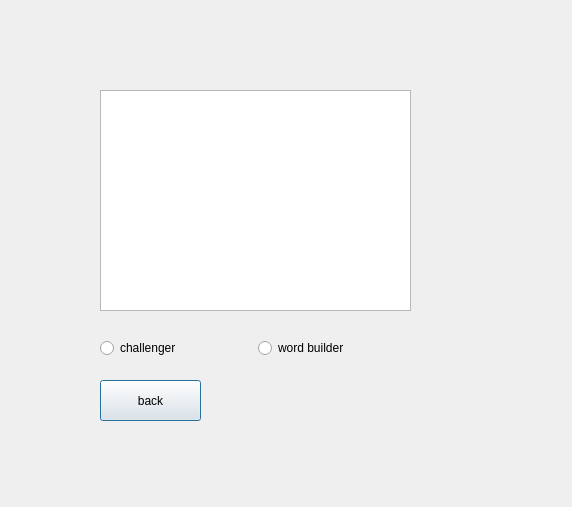
Nihileon/word-elimination, file client/src/ui/leaderboarddialog_ui.ui: the form before one commit.
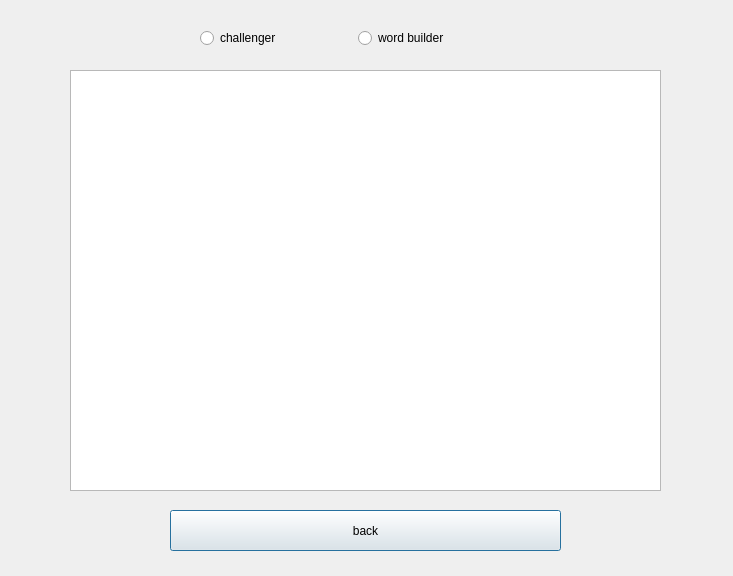
The form after the commit. Custom widgets are drawn as their Qt base class.

What changed in the file:
```diff
--- a/client/src/ui/leaderboarddialog_ui.ui
+++ b/client/src/ui/leaderboarddialog_ui.ui
@@ -6,8 +6,8 @@
    <rect>
     <x>0</x>
     <y>0</y>
-    <width>572</width>
-    <height>507</height>
+    <width>733</width>
+    <height>576</height>
    </rect>
   </property>
   <property name="windowTitle">
@@ -16,19 +16,25 @@
   <widget class="QTableView" name="leaderboardTableView">
    <property name="geometry">
     <rect>
-     <x>100</x>
-     <y>90</y>
-     <width>311</width>
-     <height>221</height>
+     <x>70</x>
+     <y>70</y>
+     <width>591</width>
+     <height>421</height>
     </rect>
    </property>
+   <property name="verticalScrollBarPolicy">
+    <enum>Qt::ScrollBarAlwaysOff</enum>
+   </property>
+   <property name="horizontalScrollBarPolicy">
+    <enum>Qt::ScrollBarAlwaysOff</enum>
+   </property>
   </widget>
   <widget class="QtMaterialRaisedButton" name="backPushButton">
    <property name="geometry">
     <rect>
-     <x>100</x>
-     <y>380</y>
-     <width>101</width>
+     <x>170</x>
+     <y>510</y>
+     <width>391</width>
      <height>41</height>
     </rect>
    </property>
@@ -39,8 +45,8 @@
   <widget class="QWidget" name="layoutWidget">
    <property name="geometry">
     <rect>
-     <x>100</x>
-     <y>320</y>
+     <x>200</x>
+     <y>10</y>
      <width>309</width>
      <height>56</height>
     </rect>
```
